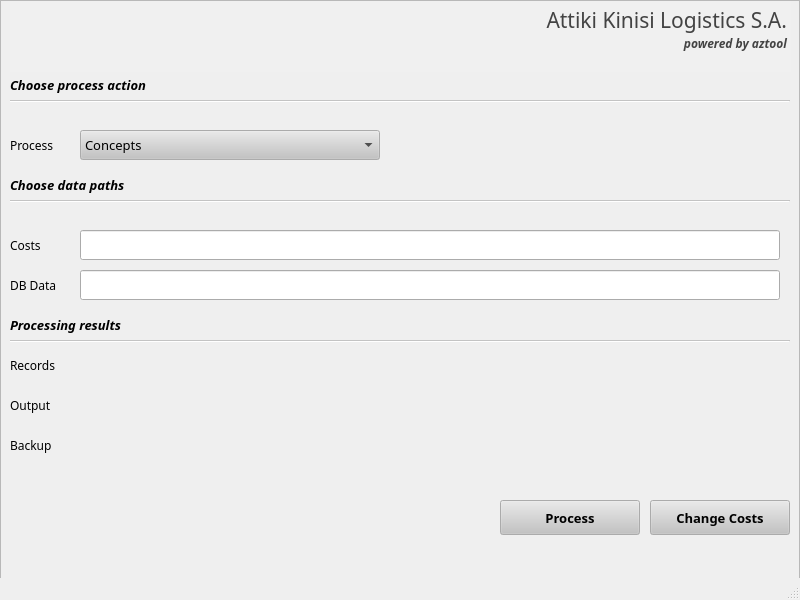
Qt form aztool_akl/gui/ui_resources/aztool_akl_gui.ui (kosazna/atakl) before a commit.
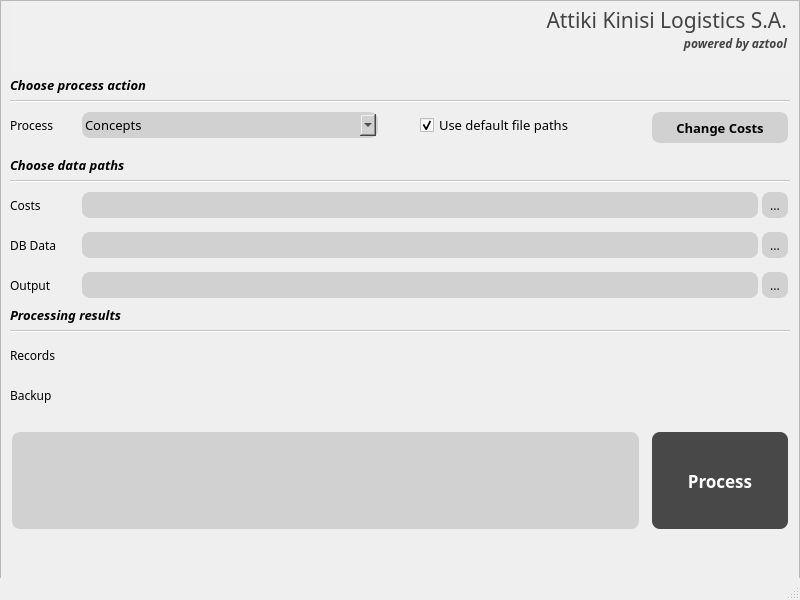
The same form after that commit.

What changed in the file:
```diff
--- a/aztool_akl/gui/ui_resources/aztool_akl_gui.ui
+++ b/aztool_akl/gui/ui_resources/aztool_akl_gui.ui
@@ -228,6 +228,9 @@
       <pointsize>9</pointsize>
      </font>
     </property>
+    <property name="autoFillBackground">
+     <bool>false</bool>
+    </property>
     <property name="frameShape">
      <enum>QFrame::StyledPanel</enum>
     </property>
@@ -238,7 +241,7 @@
      <property name="geometry">
       <rect>
        <x>10</x>
-       <y>130</y>
+       <y>110</y>
        <width>60</width>
        <height>30</height>
       </rect>
@@ -251,7 +254,7 @@
      <property name="geometry">
       <rect>
        <x>10</x>
-       <y>230</y>
+       <y>190</y>
        <width>60</width>
        <height>30</height>
       </rect>
@@ -264,7 +267,7 @@
      <property name="geometry">
       <rect>
        <x>10</x>
-       <y>270</y>
+       <y>230</y>
        <width>60</width>
        <height>30</height>
       </rect>
@@ -277,7 +280,7 @@
      <property name="geometry">
       <rect>
        <x>10</x>
-       <y>350</y>
+       <y>340</y>
        <width>60</width>
        <height>30</height>
       </rect>
@@ -290,20 +293,7 @@
      <property name="geometry">
       <rect>
        <x>10</x>
-       <y>390</y>
-       <width>60</width>
-       <height>30</height>
-      </rect>
-     </property>
-     <property name="text">
-      <string>Output</string>
-     </property>
-    </widget>
-    <widget class="QLabel" name="label_backup">
-     <property name="geometry">
-      <rect>
-       <x>10</x>
-       <y>430</y>
+       <y>380</y>
        <width>60</width>
        <height>30</height>
       </rect>
@@ -316,7 +306,7 @@
      <property name="geometry">
       <rect>
        <x>10</x>
-       <y>170</y>
+       <y>150</y>
        <width>200</width>
        <height>30</height>
       </rect>
@@ -360,7 +350,7 @@
      <property name="geometry">
       <rect>
        <x>10</x>
-       <y>310</y>
+       <y>300</y>
        <width>200</width>
        <height>30</height>
       </rect>
@@ -395,7 +385,7 @@
      <property name="geometry">
       <rect>
        <x>10</x>
-       <y>200</y>
+       <y>180</y>
        <width>780</width>
        <height>3</height>
       </rect>
@@ -408,7 +398,7 @@
      <property name="geometry">
       <rect>
        <x>10</x>
-       <y>340</y>
+       <y>330</y>
        <width>780</width>
        <height>3</height>
       </rect>
@@ -421,7 +411,7 @@
      <property name="geometry">
       <rect>
        <x>80</x>
-       <y>130</y>
+       <y>110</y>
        <width>300</width>
        <height>30</height>
       </rect>
@@ -432,6 +422,19 @@
        <pointsize>10</pointsize>
       </font>
      </property>
+     <property name="styleSheet">
+      <string notr="true">background-color: rgb(209, 209, 209);
+border-width:4px;
+border-color:black;
+border-style:offset;
+border-radius:10px;</string>
+     </property>
+     <property name="editable">
+      <bool>false</bool>
+     </property>
+     <property name="frame">
+      <bool>false</bool>
+     </property>
      <item>
       <property name="text">
        <string>Concepts</string>
@@ -451,29 +454,49 @@
     <widget class="QToolButton" name="process_button">
      <property name="geometry">
       <rect>
-       <x>500</x>
-       <y>500</y>
+       <x>650</x>
+       <y>430</y>
        <width>140</width>
-       <height>35</height>
+       <height>101</height>
       </rect>
      </property>
      <property name="font">
       <font>
        <family>Century Gothic</family>
-       <pointsize>10</pointsize>
+       <pointsize>13</pointsize>
        <weight>75</weight>
        <bold>true</bold>
       </font>
      </property>
+     <property name="autoFillBackground">
+      <bool>false</bool>
+     </property>
+     <property name="styleSheet">
+      <string notr="true">background-color: rgb(72, 72, 72);
+color: rgb(255, 255, 255);
+border-width:4px;
+border-color:black;
+border-style:offset;
+border-radius:10px;</string>
+     </property>
      <property name="text">
       <string>Process</string>
      </property>
+     <property name="checkable">
+      <bool>false</bool>
+     </property>
+     <property name="popupMode">
+      <enum>QToolButton::DelayedPopup</enum>
+     </property>
+     <property name="autoRaise">
+      <bool>false</bool>
+     </property>
     </widget>
     <widget class="QToolButton" name="change_costs_button">
      <property name="geometry">
       <rect>
        <x>650</x>
-       <y>500</y>
+       <y>110</y>
        <width>140</width>
        <height>35</height>
       </rect>
@@ -486,6 +509,13 @@
        <bold>true</bold>
       </font>
      </property>
+     <property name="styleSheet">
+      <string notr="true">background-color: rgb(209, 209, 209);
+border-width:4px;
+border-color:black;
+border-style:offset;
+border-radius:10px;</string>
+     </property>
      <property name="text">
       <string>Change Costs</string>
      </property>
@@ -494,8 +524,8 @@
      <property name="geometry">
       <rect>
        <x>80</x>
-       <y>230</y>
-       <width>700</width>
+       <y>190</y>
+       <width>680</width>
        <height>30</height>
       </rect>
      </property>
@@ -505,13 +535,23 @@
        <pointsize>10</pointsize>
       </font>
      </property>
+     <property name="styleSheet">
+      <string notr="true">background-color: rgb(209, 209, 209);
+border-width:4px;
+border-color:black;
+border-style:offset;
+border-radius:10px;</string>
+     </property>
+     <property name="frame">
+      <bool>true</bool>
+     </property>
     </widget>
     <widget class="QLineEdit" name="db_data_text">
      <property name="geometry">
       <rect>
        <x>80</x>
-       <y>270</y>
-       <width>700</width>
+       <y>230</y>
+       <width>680</width>
        <height>30</height>
       </rect>
      </property>
@@ -521,12 +561,19 @@
        <pointsize>10</pointsize>
       </font>
      </property>
+     <property name="styleSheet">
+      <string notr="true">background-color: rgb(209, 209, 209);
+border-width:4px;
+border-color:black;
+border-style:offset;
+border-radius:10px;</string>
+     </property>
     </widget>
     <widget class="QLabel" name="label_records_text">
      <property name="geometry">
       <rect>
        <x>80</x>
-       <y>350</y>
+       <y>340</y>
        <width>700</width>
        <height>30</height>
       </rect>
@@ -547,28 +594,7 @@
      <property name="geometry">
       <rect>
        <x>80</x>
-       <y>390</y>
-       <width>700</width>
-       <height>30</height>
-      </rect>
-     </property>
-     <property name="font">
-      <font>
-       <family>Century Gothic</family>
-       <pointsize>10</pointsize>
-       <weight>75</weight>
-       <bold>true</bold>
-      </font>
-     </property>
-     <property name="text">
-      <string/>
-     </property>
-    </widget>
-    <widget class="QLabel" name="label_backup_text">
-     <property name="geometry">
-      <rect>
-       <x>80</x>
-       <y>430</y>
+       <y>380</y>
        <width>700</width>
        <height>30</height>
       </rect>
@@ -643,6 +669,182 @@
 &lt;p align=&quot;right&quot; style=&quot; margin-top:0px; margin-bottom:0px; margin-left:0px; margin-right:0px; -qt-block-indent:0; text-indent:0px;&quot;&gt;&lt;span style=&quot; font-weight:600; font-style:italic; color:#434343;&quot;&gt;powered by aztool&lt;/span&gt;&lt;/p&gt;&lt;/body&gt;&lt;/html&gt;</string>
      </property>
     </widget>
+    <widget class="QToolButton" name="toolButton">
+     <property name="geometry">
+      <rect>
+       <x>760</x>
+       <y>190</y>
+       <width>30</width>
+       <height>30</height>
+      </rect>
+     </property>
+     <property name="styleSheet">
+      <string notr="true">background-color: rgb(209, 209, 209);
+border-width:4px;
+border-color:black;
+border-style:offset;
+border-radius:10px;</string>
+     </property>
+     <property name="text">
+      <string>...</string>
+     </property>
+    </widget>
+    <widget class="QToolButton" name="toolButton_2">
+     <property name="geometry">
+      <rect>
+       <x>760</x>
+       <y>230</y>
+       <width>30</width>
+       <height>30</height>
+      </rect>
+     </property>
+     <property name="styleSheet">
+      <string notr="true">background-color: rgb(209, 209, 209);
+border-width:4px;
+border-color:black;
+border-style:offset;
+border-radius:10px;</string>
+     </property>
+     <property name="text">
+      <string>...</string>
+     </property>
+    </widget>
+    <widget class="QTextEdit" name="textEdit">
+     <property name="geometry">
+      <rect>
+       <x>10</x>
+       <y>430</y>
+       <width>631</width>
+       <height>101</height>
+      </rect>
+     </property>
+     <property name="font">
+      <font>
+       <family>Century Gothic</family>
+       <pointsize>9</pointsize>
+      </font>
+     </property>
+     <property name="styleSheet">
+      <string notr="true">background-color: rgb(209, 209, 209);
+border-width:4px;
+border-color:black;
+border-style:offset;
+border-radius:10px;</string>
+     </property>
+    </widget>
+    <widget class="QCheckBox" name="checkBox">
+     <property name="geometry">
+      <rect>
+       <x>420</x>
+       <y>110</y>
+       <width>201</width>
+       <height>30</height>
+      </rect>
+     </property>
+     <property name="font">
+      <font>
+       <family>Century Gothic</family>
+       <pointsize>10</pointsize>
+      </font>
+     </property>
+     <property name="autoFillBackground">
+      <bool>false</bool>
+     </property>
+     <property name="styleSheet">
+      <string notr="true"/>
+     </property>
+     <property name="text">
+      <string>Use default file paths</string>
+     </property>
+     <property name="checked">
+      <bool>true</bool>
+     </property>
+     <property name="tristate">
+      <bool>false</bool>
+     </property>
+    </widget>
+    <widget class="QLabel" name="label_db_data_2">
+     <property name="geometry">
+      <rect>
+       <x>10</x>
+       <y>270</y>
+       <width>60</width>
+       <height>30</height>
+      </rect>
+     </property>
+     <property name="text">
+      <string>Output</string>
+     </property>
+    </widget>
+    <widget class="QLineEdit" name="db_data_text_2">
+     <property name="geometry">
+      <rect>
+       <x>80</x>
+       <y>270</y>
+       <width>680</width>
+       <height>30</height>
+      </rect>
+     </property>
+     <property name="font">
+      <font>
+       <family>Century Gothic</family>
+       <pointsize>10</pointsize>
+      </font>
+     </property>
+     <property name="styleSheet">
+      <string notr="true">background-color: rgb(209, 209, 209);
+border-width:4px;
+border-color:black;
+border-style:offset;
+border-radius:10px;</string>
+     </property>
+    </widget>
+    <widget class="QToolButton" name="toolButton_3">
+     <property name="geometry">
+      <rect>
+       <x>760</x>
+       <y>270</y>
+       <width>30</width>
+       <height>30</height>
+      </rect>
+     </property>
+     <property name="styleSheet">
+      <string notr="true">background-color: rgb(209, 209, 209);
+border-width:4px;
+border-color:black;
+border-style:offset;
+border-radius:10px;</string>
+     </property>
+     <property name="text">
+      <string>...</string>
+     </property>
+    </widget>
+    <zorder>label_process</zorder>
+    <zorder>label_costs</zorder>
+    <zorder>label_db_data</zorder>
+    <zorder>label_records</zorder>
+    <zorder>label_output</zorder>
+    <zorder>label_data_paths</zorder>
+    <zorder>label_action</zorder>
+    <zorder>label_results</zorder>
+    <zorder>line</zorder>
+    <zorder>line_2</zorder>
+    <zorder>line_3</zorder>
+    <zorder>action_list</zorder>
+    <zorder>change_costs_button</zorder>
+    <zorder>cost_path_text</zorder>
+    <zorder>db_data_text</zorder>
+    <zorder>label_records_text</zorder>
+    <zorder>label_output_text</zorder>
+    <zorder>akl_logo</zorder>
+    <zorder>toolButton</zorder>
+    <zorder>toolButton_2</zorder>
+    <zorder>process_button</zorder>
+    <zorder>textEdit</zorder>
+    <zorder>checkBox</zorder>
+    <zorder>label_db_data_2</zorder>
+    <zorder>db_data_text_2</zorder>
+    <zorder>toolButton_3</zorder>
    </widget>
   </widget>
   <widget class="QMenuBar" name="menubar">
```
